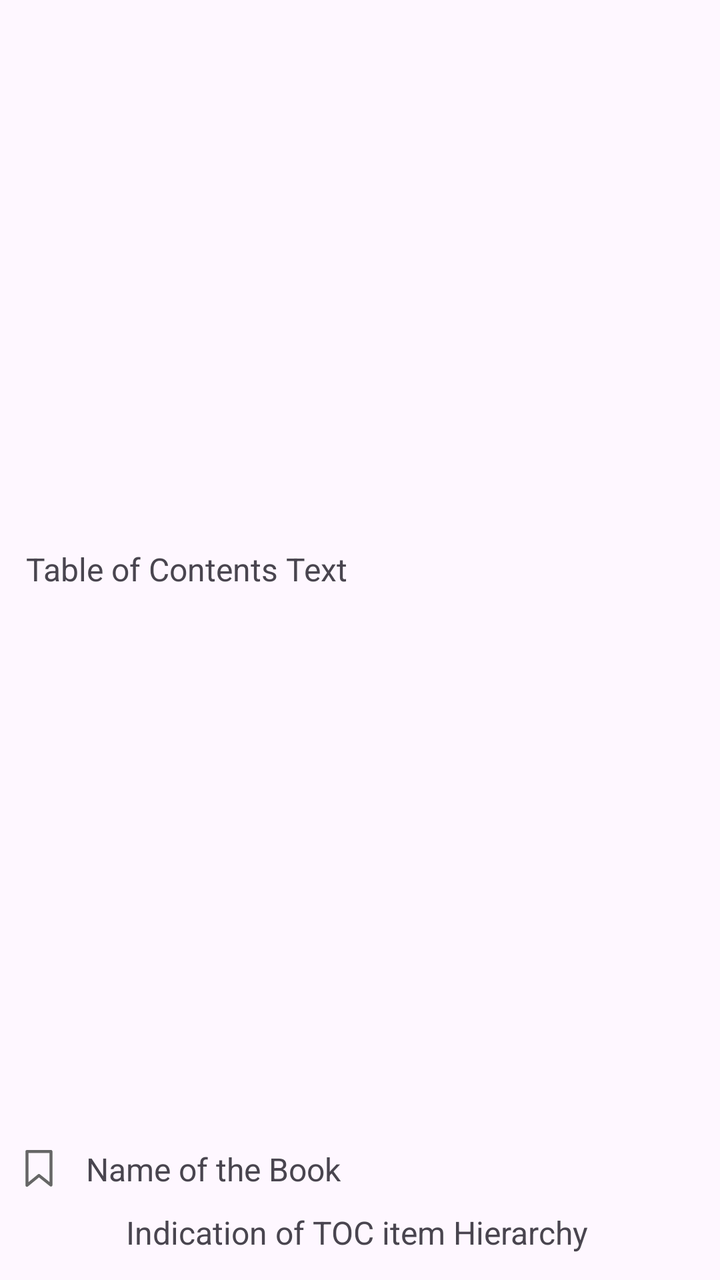
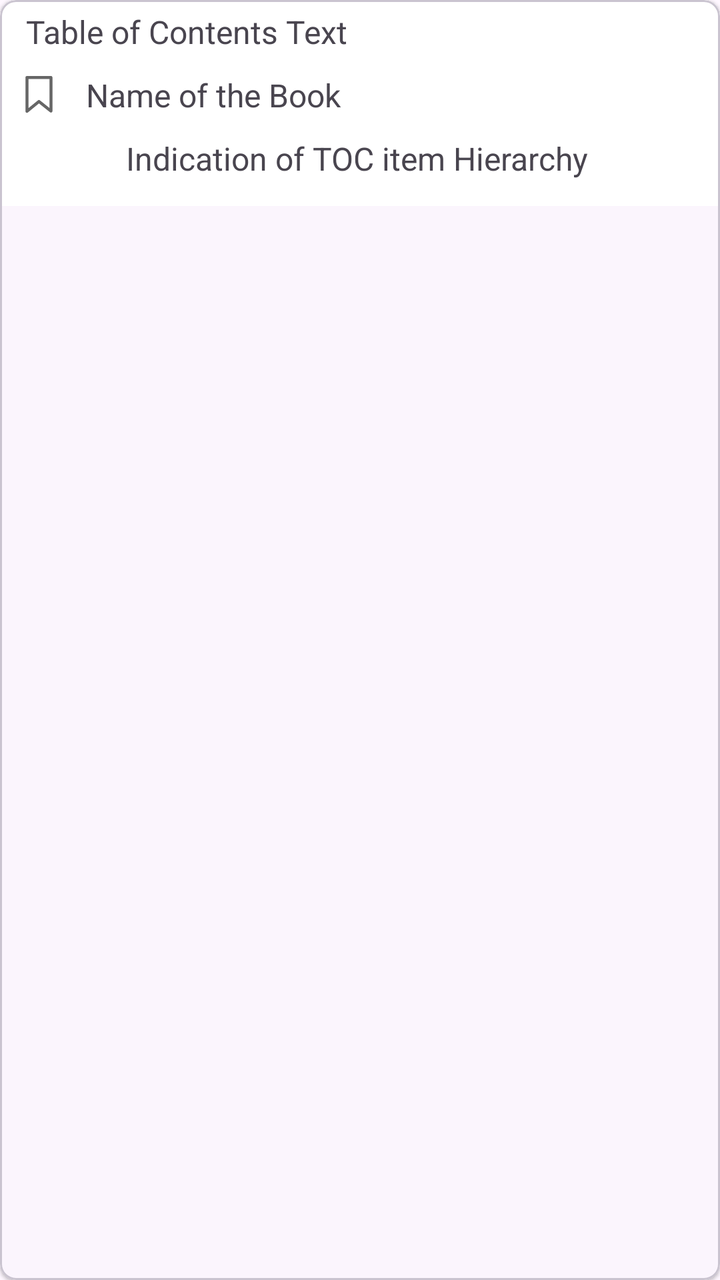

An Android layout rendered at two revisions. The XML below is the earlier revision; the diff shows what the commit changed to produce the second picture.
<!-- AndroidManifest.xml: application theme Theme.RecipeBookReader -->
<!-- res/layout/every_toc_item.xml -->
<?xml version="1.0" encoding="utf-8"?>
<androidx.constraintlayout.widget.ConstraintLayout xmlns:android="http://schemas.android.com/apk/res/android"
    xmlns:app="http://schemas.android.com/apk/res-auto"
    xmlns:tools="http://schemas.android.com/tools"
    android:layout_width="match_parent"
    android:layout_height="wrap_content"
    android:paddingStart="8dp"
    android:paddingEnd="8dp"
    android:paddingBottom="8dp">

    <TextView
        android:id="@+id/tocText"
        android:layout_width="match_parent"
        android:layout_height="wrap_content"
        android:ellipsize="end"
        android:padding="5dp"
        android:singleLine="true"
        android:text="@string/table_of_contents_text"
        android:textSize="16sp"
        app:layout_constraintBottom_toTopOf="@+id/bookName"
        app:layout_constraintEnd_toEndOf="parent"
        app:layout_constraintStart_toStartOf="parent"
        app:layout_constraintTop_toTopOf="parent" />

    <ImageView
        android:id="@+id/hasBookmark"
        android:layout_width="wrap_content"
        android:layout_height="wrap_content"
        android:contentDescription="@string/bookmark_id_or_null_if_not_bookmarked"
        android:src="@drawable/ic_bookmark_open"
        app:layout_constraintBottom_toBottomOf="@+id/bookName"
        app:layout_constraintStart_toStartOf="parent"
        app:layout_constraintTop_toTopOf="@+id/bookName" />
    <TextView
        android:id="@+id/bookName"
        android:layout_width="match_parent"
        android:layout_height="wrap_content"
        android:ellipsize="end"
        android:padding="5dp"
        android:singleLine="true"
        android:text="@string/name_of_the_book"
        android:layout_marginStart="30dp"
        android:textSize="16sp"
        app:layout_constraintBottom_toTopOf="@+id/hierarchy"
        app:layout_constraintEnd_toEndOf="parent"
        app:layout_constraintStart_toStartOf="parent" />

    <TextView
        android:id="@+id/hierarchy"
        android:layout_width="match_parent"
        android:layout_height="wrap_content"
        android:ellipsize="end"
        android:padding="5dp"
        android:singleLine="true"
        android:layout_marginStart="50dp"
        android:text="@string/indication_of_toc_item_hierarchy"
        android:textSize="16sp"
        app:layout_constraintBottom_toBottomOf="parent"
        app:layout_constraintEnd_toEndOf="parent"
        app:layout_constraintStart_toStartOf="parent" />


</androidx.constraintlayout.widget.ConstraintLayout>
<!-- resources referenced by this layout -->
<resources>
  <!-- drawable ic_bookmark_open (drawable) -->
  <vector xmlns:android="http://schemas.android.com/apk/res/android"
      android:width="24dp"
      android:height="24dp"
      android:tint="@color/dark_gray"
      android:viewportWidth="32"
      android:viewportHeight="32">
      <group
          android:scaleX="0.8"
          android:scaleY="0.8"
          android:translateX="2.5"
          android:translateY="2.5">
          <path
              android:fillColor="@color/white"
              android:pathData="M26,0.75h-20c-0.69,0 -1.25,0.56 -1.25,1.25v0,28.178c0,0.496 0.289,0.924 0.707,1.126l0.007,0.003c0.157,0.076 0.341,0.121 0.536,0.121 0.301,0 0.577,-0.107 0.793,-0.285l-0.002,0.002 9.218,-7.537 9.21,7.369c0.212,0.171 0.484,0.274 0.781,0.274 0.691,0 1.25,-0.56 1.25,-1.25v0,-28c-0,-0.69 -0.56,-1.25 -1.25,-1.25h-0zM24.75,27.398l-7.969,-6.375c-0.212,-0.17 -0.484,-0.273 -0.78,-0.273 -0.302,0 -0.578,0.107 -0.794,0.284l0.002,-0.002 -7.959,6.508v-24.291h17.5z" />
      </group>
  
  </vector>
  <string name="bookmark_id_or_null_if_not_bookmarked">The bookmark id of the saved toc item</string>
  <string name="indication_of_toc_item_hierarchy">Indication of TOC item Hierarchy</string>
  <string name="name_of_the_book">Name of the Book</string>
  <string name="table_of_contents_text">Table of Contents Text</string>
  <style name="Theme.RecipeBookReader" parent="Theme.Material3.DayNight.NoActionBar">
          <item name="colorPrimary">@color/pastel_blue</item>
          <item name="colorPrimaryContainer">@color/pastel_blue</item>
          <item name="colorSecondary">@color/pastel_blue</item>
          <item name="android:statusBarColor">@color/transparent</item>
          <item name="android:navigationBarColor">@color/pastel_blue</item>
          <item name="android:windowDrawsSystemBarBackgrounds">true</item>
          <item name="android:windowLightStatusBar">true</item>
          <item name="android:textColorSecondary">@color/almost_black</item>
          <item name="android:windowLightNavigationBar">true</item>
          <item name="android:textCursorDrawable">@null</item>
  
  
          <item name="colorControlActivated">@color/black</item>
          <item name="colorOnSurface">#000000</item>
      </style>
  <color name="dark_gray">#FF666666</color>
  <color name="white">#FFFFFFFF</color>
  <color name="pastel_blue">#FFC6E2E7</color>
  <color name="transparent">#00000000</color>
  <color name="almost_black">#FF333333</color>
  <color name="black">#FF000000</color>
</resources>

<!-- the commit's change to res/layout/every_toc_item.xml (unified diff, before → after) -->
@@ -1,63 +1,74 @@
 <?xml version="1.0" encoding="utf-8"?>
-<androidx.constraintlayout.widget.ConstraintLayout xmlns:android="http://schemas.android.com/apk/res/android"
+<com.google.android.material.card.MaterialCardView xmlns:android="http://schemas.android.com/apk/res/android"
     xmlns:app="http://schemas.android.com/apk/res-auto"
-    xmlns:tools="http://schemas.android.com/tools"
     android:layout_width="match_parent"
     android:layout_height="wrap_content"
-    android:paddingStart="8dp"
-    android:paddingEnd="8dp"
-    android:paddingBottom="8dp">
+    android:layout_marginHorizontal="12dp"
+    android:layout_marginVertical="6dp"
+    app:cardCornerRadius="8dp"
+    android:background="@color/white"
+    app:cardElevation="1dp">
 
-    <TextView
-        android:id="@+id/tocText"
+    <androidx.constraintlayout.widget.ConstraintLayout xmlns:tools="http://schemas.android.com/tools"
         android:layout_width="match_parent"
         android:layout_height="wrap_content"
-        android:ellipsize="end"
-        android:padding="5dp"
-        android:singleLine="true"
-        android:text="@string/table_of_contents_text"
-        android:textSize="16sp"
-        app:layout_constraintBottom_toTopOf="@+id/bookName"
-        app:layout_constraintEnd_toEndOf="parent"
-        app:layout_constraintStart_toStartOf="parent"
-        app:layout_constraintTop_toTopOf="parent" />
+        android:paddingStart="8dp"
+        android:paddingEnd="8dp"
+        android:background="@color/white"
+        android:paddingBottom="8dp">
 
-    <ImageView
-        android:id="@+id/hasBookmark"
-        android:layout_width="wrap_content"
-        android:layout_height="wrap_content"
-        android:contentDescription="@string/bookmark_id_or_null_if_not_bookmarked"
-        android:src="@drawable/ic_bookmark_open"
-        app:layout_constraintBottom_toBottomOf="@+id/bookName"
-        app:layout_constraintStart_toStartOf="parent"
-        app:layout_constraintTop_toTopOf="@+id/bookName" />
-    <TextView
-        android:id="@+id/bookName"
-        android:layout_width="match_parent"
-        android:layout_height="wrap_content"
-        android:ellipsize="end"
-        android:padding="5dp"
-        android:singleLine="true"
-        android:text="@string/name_of_the_book"
-        android:layout_marginStart="30dp"
-        android:textSize="16sp"
-        app:layout_constraintBottom_toTopOf="@+id/hierarchy"
-        app:layout_constraintEnd_toEndOf="parent"
-        app:layout_constraintStart_toStartOf="parent" />
+        <TextView
+            android:id="@+id/tocText"
+            android:layout_width="match_parent"
+            android:layout_height="wrap_content"
+            android:ellipsize="end"
+            android:padding="5dp"
+            android:singleLine="true"
+            android:text="@string/table_of_contents_text"
+            android:textSize="16sp"
+            app:layout_constraintBottom_toTopOf="@+id/bookName"
+            app:layout_constraintEnd_toEndOf="parent"
+            app:layout_constraintStart_toStartOf="parent"
+            app:layout_constraintTop_toTopOf="parent" />
 
-    <TextView
-        android:id="@+id/hierarchy"
-        android:layout_width="match_parent"
-        android:layout_height="wrap_content"
-        android:ellipsize="end"
-        android:padding="5dp"
-        android:singleLine="true"
-        android:layout_marginStart="50dp"
-        android:text="@string/indication_of_toc_item_hierarchy"
-        android:textSize="16sp"
-        app:layout_constraintBottom_toBottomOf="parent"
-        app:layout_constraintEnd_toEndOf="parent"
-        app:layout_constraintStart_toStartOf="parent" />
+        <ImageView
+            android:id="@+id/hasBookmark"
+            android:layout_width="wrap_content"
+            android:layout_height="wrap_content"
+            android:contentDescription="@string/bookmark_id_or_null_if_not_bookmarked"
+            android:src="@drawable/ic_bookmark_open"
+            app:layout_constraintBottom_toBottomOf="@+id/bookName"
+            app:layout_constraintStart_toStartOf="parent"
+            app:layout_constraintTop_toTopOf="@+id/bookName" />
+
+        <TextView
+            android:id="@+id/bookName"
+            android:layout_width="match_parent"
+            android:layout_height="wrap_content"
+            android:layout_marginStart="30dp"
+            android:ellipsize="end"
+            android:padding="5dp"
+            android:singleLine="true"
+            android:text="@string/name_of_the_book"
+            android:textSize="16sp"
+            app:layout_constraintBottom_toTopOf="@+id/hierarchy"
+            app:layout_constraintEnd_toEndOf="parent"
+            app:layout_constraintStart_toStartOf="parent" />
+
+        <TextView
+            android:id="@+id/hierarchy"
+            android:layout_width="match_parent"
+            android:layout_height="wrap_content"
+            android:layout_marginStart="50dp"
+            android:ellipsize="end"
+            android:padding="5dp"
+            android:singleLine="true"
+            android:text="@string/indication_of_toc_item_hierarchy"
+            android:textSize="16sp"
+            app:layout_constraintBottom_toBottomOf="parent"
+            app:layout_constraintEnd_toEndOf="parent"
+            app:layout_constraintStart_toStartOf="parent" />
 
 
-</androidx.constraintlayout.widget.ConstraintLayout>
+    </androidx.constraintlayout.widget.ConstraintLayout>
+</com.google.android.material.card.MaterialCardView>
